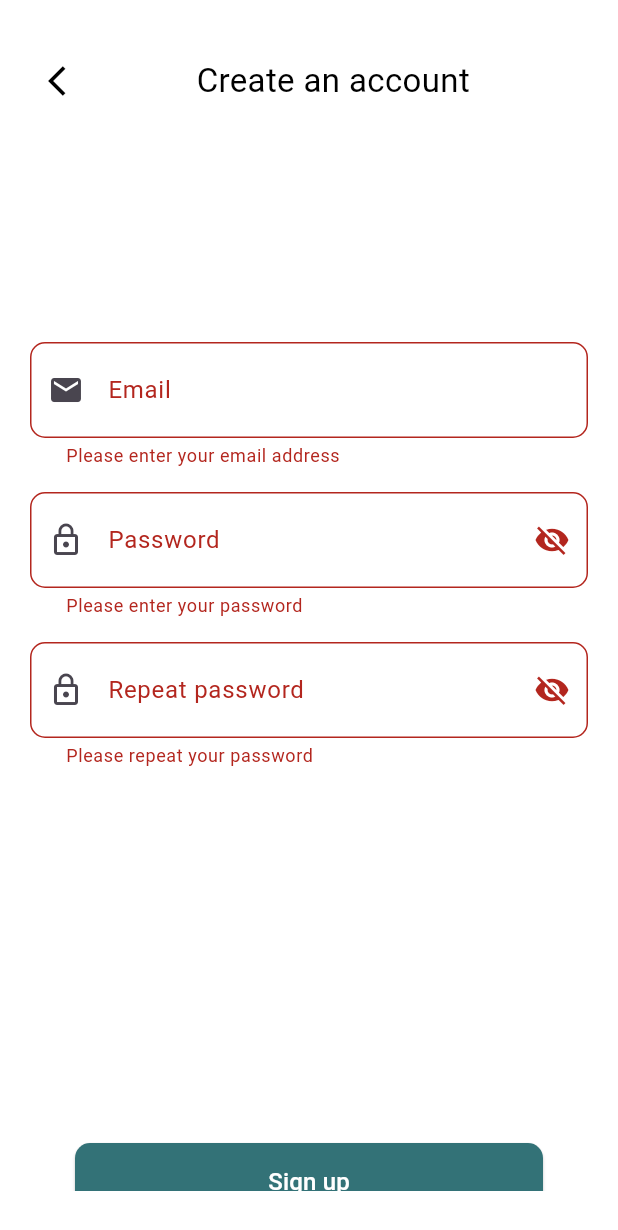
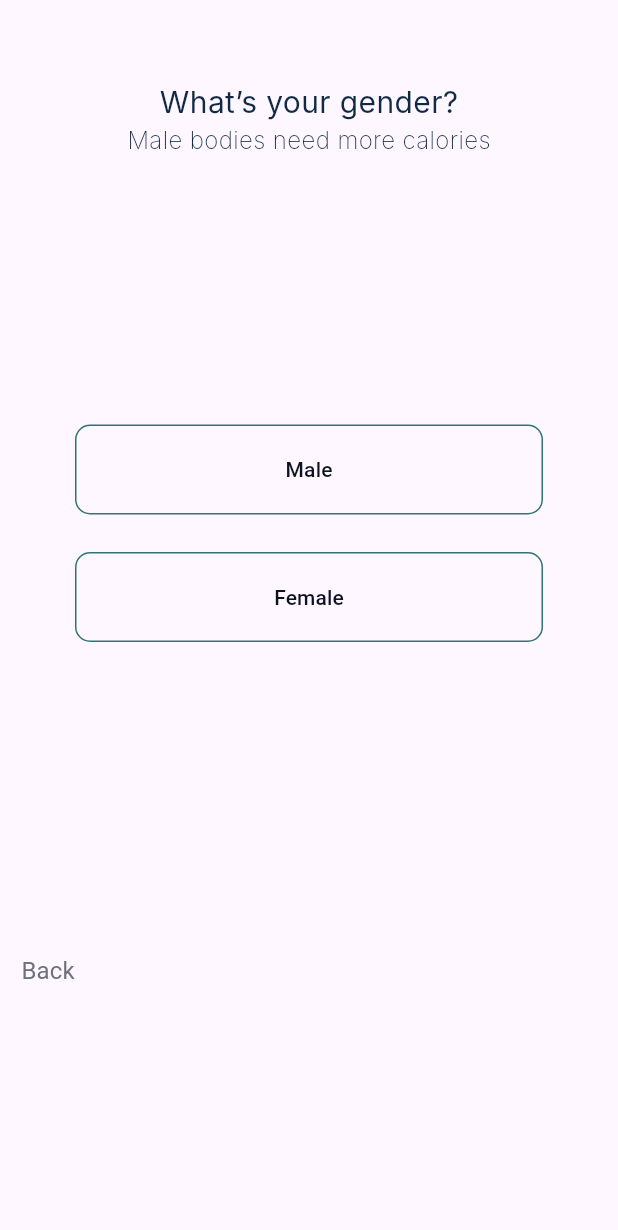
Before and after one commit to mariamesam720/EGYCAL, a Flutter app: the SignUpPage2 screen opened directly, after a tap on "Sign up", on a phone screen of 412 x 824 dp. Shown: the top 1230 px of the screen. Run offline on Flutter 3.47's test engine with Material 3 defaults, Android fonts, the phone set to English and light mode, and no system bars; our stand-ins replace get, pinput, smooth_page_indicator; Roboto replaces fonts that are missing (Inter, lnter).

Commit message:
changed the custom button to take on pressed functtion

```diff
--- a/lib/core/widgets/custom_button.dart
+++ b/lib/core/widgets/custom_button.dart
@@ -5,8 +5,9 @@ import 'package:get/get.dart';
 
 class NextCustomButton extends StatelessWidget {
     final PageController pageController ;
+    final VoidCallback onPressedfun;
 
-  const NextCustomButton({super.key, required this.pageController});
+  const NextCustomButton({super.key, required this.pageController,required this.onPressedfun});
 
   @override
   Widget build(BuildContext context) {
@@ -15,22 +16,7 @@ class NextCustomButton extends StatelessWidget {
         bottom: SizeConfig.defaultSize! * 4,
         right: 32,
         child: ElevatedButton(
-          onPressed: () {
-               if (pageController.positions.isNotEmpty) {
-                double currentPage = pageController.page ?? 0;
-
-                if (currentPage < 2) {
-                  pageController.animateToPage(
-                    (currentPage + 1).toInt(),
-                    duration: Duration(milliseconds: 500),
-                    curve: Curves.easeOutCirc,
-                  );
-                } else {
-                  Get.to(() => Welcome());
-                }
-              }
-          },
-
+          onPressed: ()=>onPressedfun(),
           child: Icon(
             Icons.navigate_next,
             color: Colors.white,
--- /dev/null
+++ b/lib/core/widgets/custom_outlined_button.dart
@@ -0,0 +1,25 @@
+import 'package:flutter/material.dart';
+
+class CustomOutlinedButton extends StatelessWidget {
+  final String text;
+  const CustomOutlinedButton(this.text,{super.key});
+
+  @override
+  Widget build(BuildContext context) {
+    return Container(
+      width: 312.0,
+      height: 60.0,
+      child: OutlinedButton(
+        child: Text(text, style: TextStyle(color: Color(0xFF0D1220))),
+        style: OutlinedButton.styleFrom(
+            side: BorderSide(
+              color: Color(0xFF337277),
+              style: BorderStyle.solid,
+            ),
+            shape: RoundedRectangleBorder(
+                borderRadius: BorderRadius.all(Radius.circular(10)))),
+        onPressed: () {},
+      ),
+    );
+  }
+}
--- /dev/null
+++ b/lib/core/widgets/custom_text.dart
@@ -0,0 +1,38 @@
+import 'package:flutter/material.dart';
+
+class CustomText extends StatelessWidget {
+  final String tittle;
+  final String description;
+
+  const CustomText({
+    super.key,
+    required this.tittle,
+     required this.description,});
+
+
+  @override
+  Widget build(BuildContext context) {
+    return Padding(
+      padding:  EdgeInsets.only(top: 3),
+      child: Column(
+        children: [
+          Text(tittle,
+          style: TextStyle(
+            fontFamily: 'Inter',
+            fontSize: 20,
+            fontWeight: FontWeight.normal,
+            color: Color(0xFF102A43)
+          ),),
+
+          Text(description,
+          style: TextStyle(
+            fontFamily: 'Inter',
+            fontSize: 16,
+            fontWeight: FontWeight.w200,
+            color: Color(0xFF102A43)
+          ),)
+        ],
+      ),
+    );
+  }
+}
--- /dev/null
+++ b/lib/core/widgets/custom_text_button.dart
@@ -0,0 +1,21 @@
+import 'package:flutter/material.dart';
+
+class CustomTextButton extends StatelessWidget {
+  final String text;
+  const CustomTextButton(this.text,{super.key});
+
+  @override
+  Widget build(BuildContext context) {
+    return TextButton(
+      onPressed: () {},
+      child: Text(
+        text,
+        style: TextStyle(
+            fontFamily: 'lnter',
+            fontSize: 16,
+            color: Color(0xFF6E7179),
+            fontWeight: FontWeight.normal),
+      ),
+    );
+  }
+}
--- /dev/null
+++ b/lib/features/Gender/presentation/widgets/gender.dart
@@ -0,0 +1,56 @@
+import 'package:egycal/core/widgets/custom_button.dart';
+import 'package:egycal/core/widgets/custom_outlined_button.dart';
+import 'package:egycal/core/widgets/custom_text.dart';
+import 'package:egycal/core/widgets/custom_text_button.dart';
+import 'package:flutter/material.dart';
+
+class Gender extends StatelessWidget {
+
+  const Gender({super.key,});
+
+  @override
+  Widget build(BuildContext context) {
+    return Scaffold(
+      body: Center(
+        child: Column(
+          //text
+          children: [
+            Padding(
+              padding: const EdgeInsets.only(top: 50),
+              child: CustomText(
+                  tittle: "What’s your gender?",
+                  description: "Male bodies need more calories"),
+            ),
+            SizedBox(
+              height: 140,
+            ),
+            Padding(
+              padding: const EdgeInsets.only(top: 38),
+              child: CustomOutlinedButton('Male'),
+            ),
+            SizedBox(
+              height: 25,
+            ),
+            CustomOutlinedButton('Female'),
+            SizedBox(
+              height: 120,
+            ),
+            Padding(
+              padding: const EdgeInsets.only(
+                top: 75,
+              ),
+              child: Row(
+                children: [
+                  CustomTextButton('Back'),
+
+                ],
+              ),
+            )
+          ],
+
+
+        ),
+      ),
+    );
+  }
+}
--- a/lib/features/on_boarding/presentation/widgets/On_BoardingviewBody.dart
+++ b/lib/features/on_boarding/presentation/widgets/On_BoardingviewBody.dart
@@ -4,6 +4,8 @@ import 'package:egycal/features/on_boarding/presentation/widgets/custom_indicato
 import 'package:egycal/features/on_boarding/presentation/widgets/custom_pageview.dart';
 import 'package:egycal/features/welcome/presentation/widgets/Welcome.dart';
 import 'package:flutter/material.dart';
+import 'package:get/get.dart';
+import 'package:get/get_core/src/get_main.dart';
 
 class OnBoardingviewbody extends StatelessWidget {
   OnBoardingviewbody({super.key});
@@ -12,33 +14,47 @@ class OnBoardingviewbody extends StatelessWidget {
   Widget build(BuildContext context) {
     return Stack(
       children: [
-
-        Positioned.fill(child: CustomPageview(controller:_controller)),
+        Positioned.fill(child: CustomPageview(controller: _controller)),
         Positioned(
             left: 0,
             right: 0,
-          bottom: SizeConfig.defaultSize!*25,
-
-          child: Center(child: CustomIndicator(controller: _controller, count: 3))),
+            bottom: SizeConfig.defaultSize! * 25,
+            child: Center(
+                child: CustomIndicator(controller: _controller, count: 3))),
         Positioned(
           bottom: SizeConfig.defaultSize! * 5,
           left: 32,
-          child: TextButton(onPressed: () =>Navigator.of(context).push(MaterialPageRoute(builder: (context)=>const Welcome())),
-          child: Text('Skip',
+          child: TextButton(
+              onPressed: () => Navigator.of(context).push(
+                  MaterialPageRoute(builder: (context) => const Welcome())),
+              child: Text(
+                'Skip',
                 style: TextStyle(
                     fontFamily: 'lnter',
                     fontSize: 16,
                     color: Color(0xFF6E7179),
-              fontWeight: FontWeight.normal
-            ),)
+                    fontWeight: FontWeight.normal),
+              )),
+        ),
+        NextCustomButton(
+          pageController: _controller,
+          onPressedfun: () {
+            if (_controller.positions.isNotEmpty) {
+              double currentPage = _controller.page ?? 0;
 
+              if (currentPage < 2) {
+                _controller.animateToPage(
+                  (currentPage + 1).toInt(),
+                  duration: Duration(milliseconds: 500),
+                  curve: Curves.easeOutCirc,
+                );
+              } else {
+                Get.to(() => Welcome());
+              }
+              ;
+            }
+          },
         ),
-        ),
-
-        NextCustomButton(pageController: _controller,),
-
-
-
       ],
     );
   }
--- a/lib/features/signUp/presentation/screens/signUp_page2.dart
+++ b/lib/features/signUp/presentation/screens/signUp_page2.dart
@@ -1,10 +1,12 @@
 import 'package:egycal/core/widgets/custom_elev_button.dart';
 import 'package:egycal/core/widgets/custom_textfield.dart';
+import 'package:egycal/features/Gender/presentation/widgets/gender.dart';
 import 'package:egycal/features/signUp/presentation/models/signUp_model.dart';
 import 'package:flutter/material.dart';
 
 class SignUpPage2 extends StatelessWidget {
   SignUpPage2({super.key});
+    final PageController _controller = PageController();
   final _formKey = GlobalKey<FormState>();
   final SignUpModel signUpModel = SignUpModel();
   @override
@@ -66,7 +68,10 @@ class SignUpPage2 extends StatelessWidget {
                   onPressedfn: () {
                      if (_formKey.currentState != null && _formKey.currentState!.validate()) {
                         _formKey.currentState!.save();
+
                       }
+                      Navigator.push(context, MaterialPageRoute(builder: (context)=>Gender()));
+
                   },
                 ),
               ),
```
Also changed, not shown: lib/features/forgot_reset_passward/presentation/screens/reset_password_page.dart (+26 -14 lines). Lines whose indentation alone changed are shown as unchanged.
